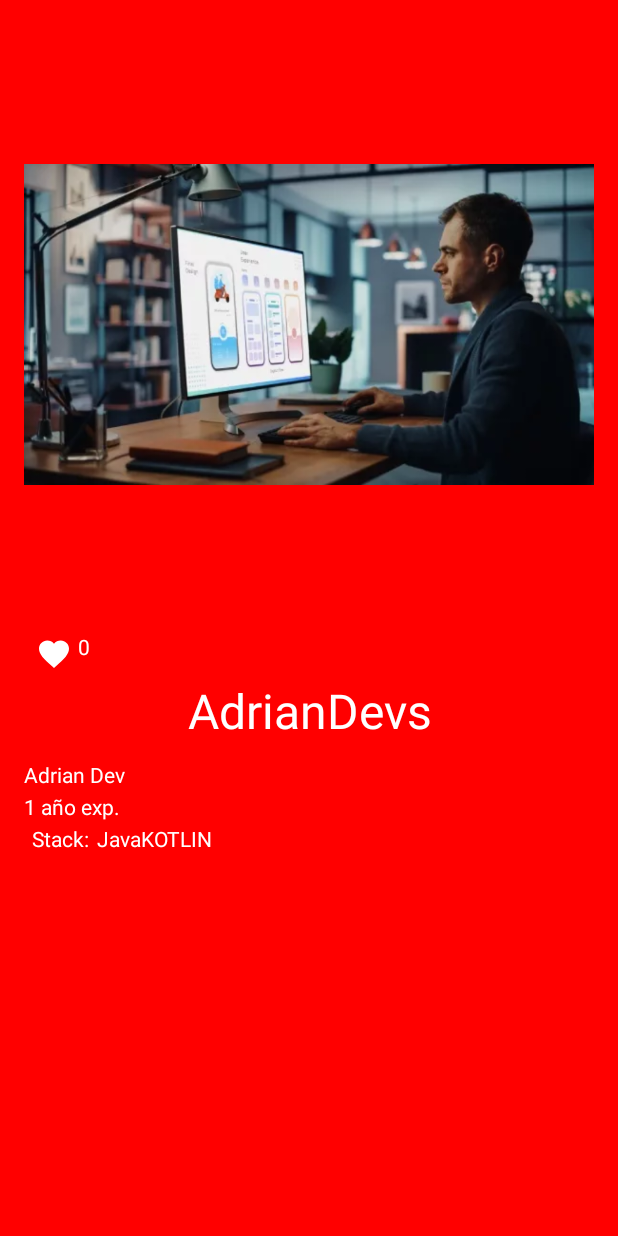
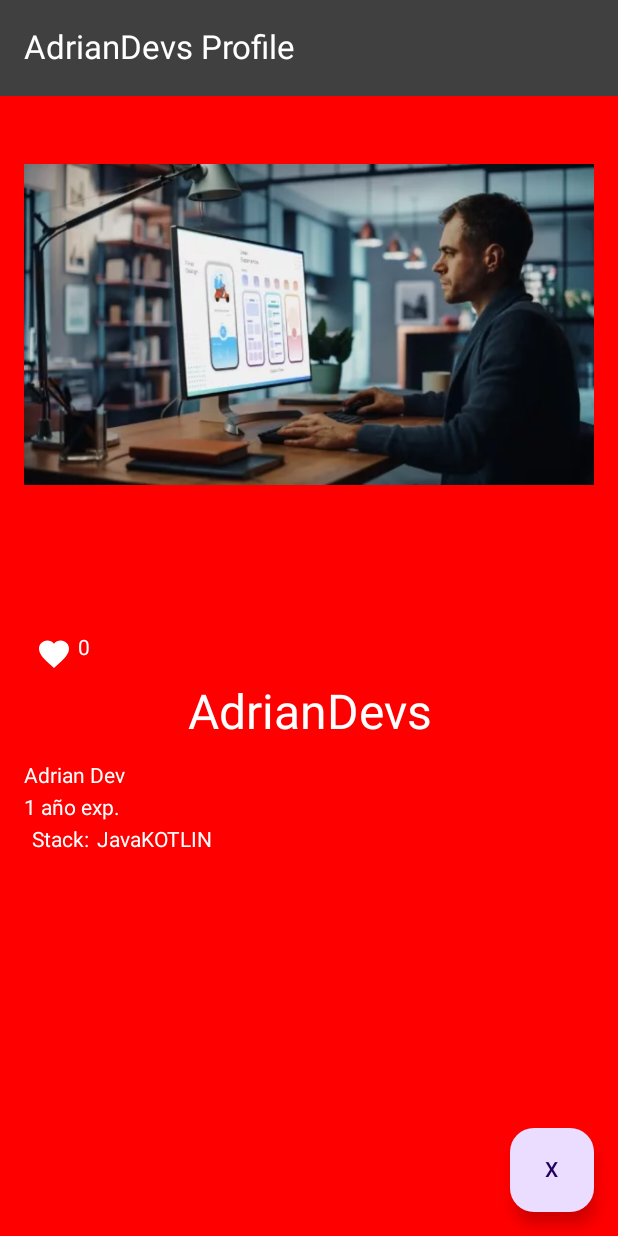
Before and after one commit to AdrianLunaVillegas/ColumnApplication, an Android app built with Jetpack Compose: the screen it shows after launch (MainActivity), on a phone screen of 412 x 824 dp. Run offline under Robolectric (Android 15) with nearby library versions, the phone set to English and light mode, and no system bars.

Commit message:
scaffold lesson
Learn to use scaffold, and add tolbar and FAB.

```diff
--- a/app/src/main/java/com/example/columnapplication/MainActivity.kt
+++ b/app/src/main/java/com/example/columnapplication/MainActivity.kt
@@ -1,6 +1,8 @@
 package com.example.columnapplication
 
+import android.annotation.SuppressLint
 import android.os.Bundle
+import android.widget.Toast
 import androidx.activity.ComponentActivity
 import androidx.activity.compose.setContent
 import androidx.compose.foundation.Image
@@ -14,15 +16,23 @@ import androidx.compose.foundation.layout.height
 import androidx.compose.foundation.layout.padding
 import androidx.compose.foundation.lazy.LazyColumn
 import androidx.compose.foundation.lazy.LazyRow
+import androidx.compose.material3.ExperimentalMaterial3Api
+import androidx.compose.material3.FabPosition
+import androidx.compose.material3.FloatingActionButton
+import androidx.compose.material3.Scaffold
 import androidx.compose.material3.Text
+import androidx.compose.material3.TopAppBar
+import androidx.compose.material3.TopAppBarDefaults
 import androidx.compose.runtime.Composable
 import androidx.compose.runtime.getValue
 import androidx.compose.runtime.mutableStateOf
-import androidx.compose.runtime.remember
 import androidx.compose.runtime.saveable.rememberSaveable
 import androidx.compose.runtime.setValue
 import androidx.compose.ui.Modifier
 import androidx.compose.ui.graphics.Color
+import androidx.compose.ui.graphics.Color.Companion.Red
+import androidx.compose.ui.platform.LocalContext
+import androidx.compose.ui.res.colorResource
 import androidx.compose.ui.res.painterResource
 import androidx.compose.ui.text.style.TextAlign
 import androidx.compose.ui.tooling.preview.Preview
@@ -33,20 +43,53 @@ class MainActivity : ComponentActivity() {
     override fun onCreate(savedInstanceState: Bundle?) {
         super.onCreate(savedInstanceState)
         setContent {
-            app()
+            ViewContainer()
         }
     }
 }
 
+@SuppressLint("UnusedMaterial3ScaffoldPaddingParameter")
+@OptIn(ExperimentalMaterial3Api::class)
 @Preview
 @Composable
-fun app() {
+fun ViewContainer() {
+    Scaffold(
+        topBar = { Toolbar() },
+        content = { Content() },
+        floatingActionButton = {FAB()},
+        floatingActionButtonPosition = FabPosition.End
+    )
+}
 
-    var counter by rememberSaveable { mutableStateOf( 0 ) }
+@Composable
+fun FAB() {
+    val context = LocalContext.current
+    FloatingActionButton(onClick = {
+        Toast.makeText(context, "Suscríbete", Toast.LENGTH_SHORT).show()
+    }){
+        Text( "X")
+    }
+}
+
+@ExperimentalMaterial3Api
+@OptIn(ExperimentalMaterial3Api::class)
+@Preview
+@Composable
+fun Toolbar() {
+    TopAppBar(
+        title = { Text(text = "AdrianDevs Profile", color = colorResource(id = R.color.white)) },
+        colors = TopAppBarDefaults.mediumTopAppBarColors(containerColor = colorResource(id = R.color.background))
+    )
+}
+
+@Composable
+fun Content() {
+
+    var counter by rememberSaveable { mutableStateOf(0) }
     LazyColumn(
         modifier = Modifier
             .fillMaxSize()
-            .background(Color.Red)
+            .background(Red)
             .padding(16.dp)
     ) {
         item {
@@ -65,7 +108,11 @@ fun app() {
                     modifier = Modifier.clickable { counter++ }
                 )
 
-                Text(text = counter.toString(), color = Color.White, modifier = Modifier.padding(start = 4.dp))
+                Text(
+                    text = counter.toString(),
+                    color = Color.White,
+                    modifier = Modifier.padding(start = 4.dp)
+                )
             }
 
             Text(
--- a/app/src/main/java/com/example/columnapplication/ui/theme/Color.kt
+++ b/app/src/main/java/com/example/columnapplication/ui/theme/Color.kt
@@ -9,3 +9,5 @@ val Pink80 = Color(0xFFEFB8C8)
 val Purple40 = Color(0xFF6650a4)
 val PurpleGrey40 = Color(0xFF625b71)
 val Pink40 = Color(0xFF7D5260)
+
+val BackgroundColor = Color(0xFF3F3D3E)
--- a/app/src/main/res/values/colors.xml
+++ b/app/src/main/res/values/colors.xml
@@ -7,4 +7,5 @@
     <color name="teal_700">#FF018786</color>
     <color name="black">#FF000000</color>
     <color name="white">#FFFFFFFF</color>
+    <color name="background">#FF414040</color>
 </resources>
```
